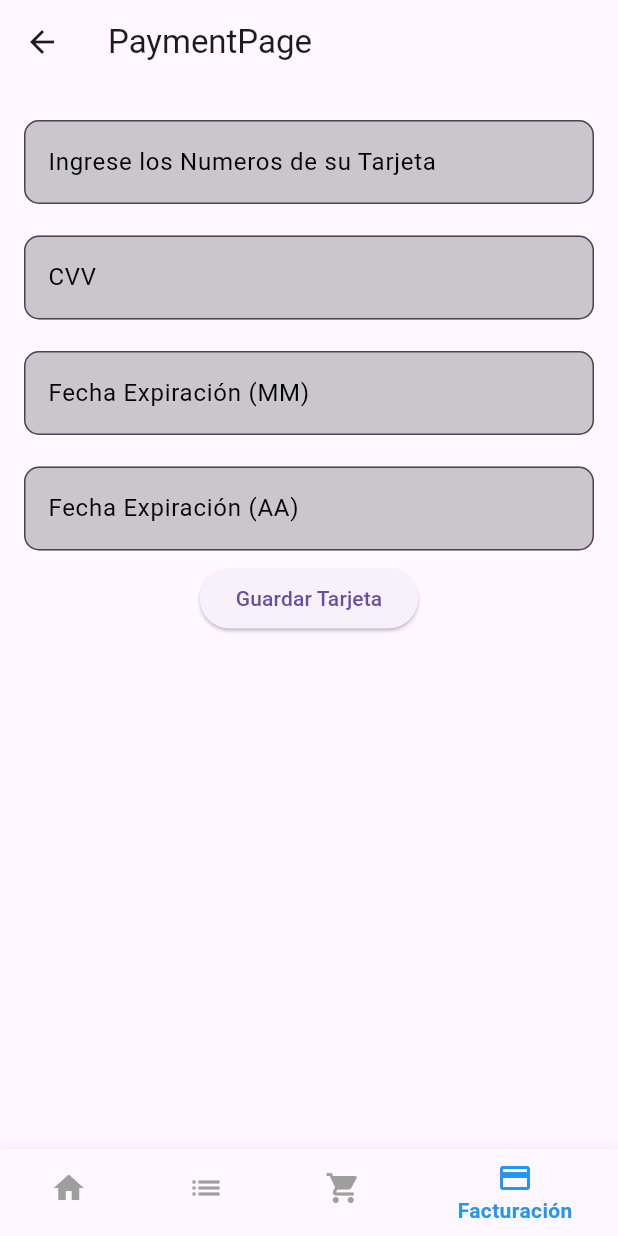
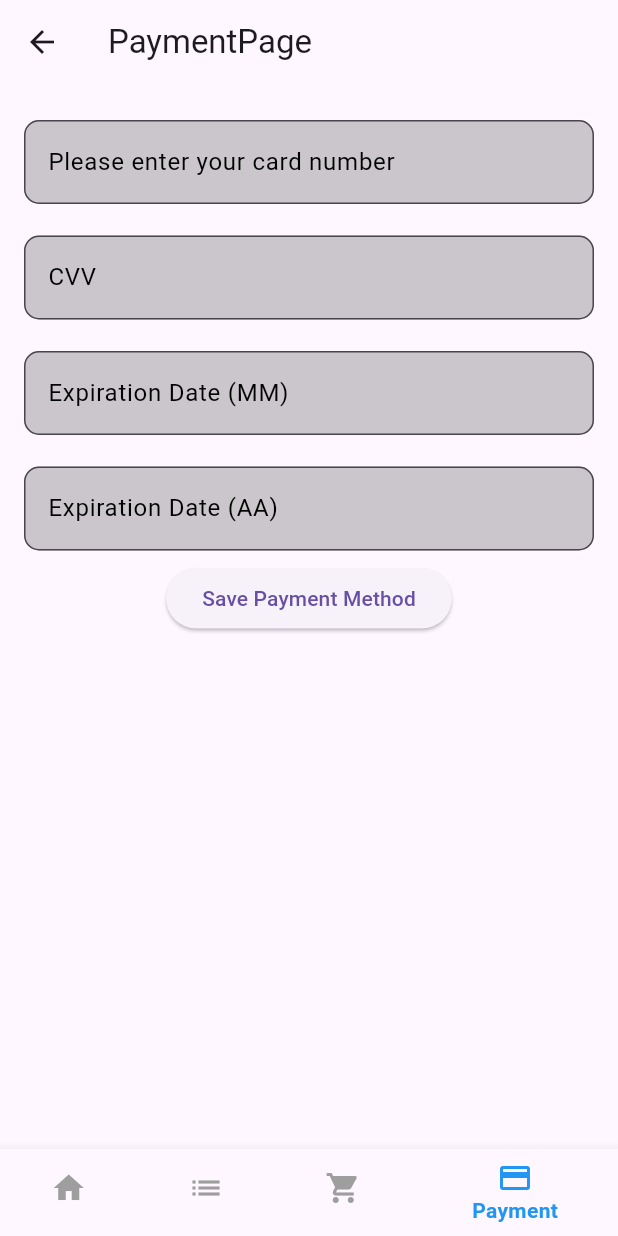
Before and after one commit to ctrejom/Projecto-3ra-Unidad-IS513-UNAHVS, a Flutter app: the PaymentPage screen opened by its route, on a phone screen of 412 x 824 dp. Run offline on Flutter 3.47's test engine with Material 3 defaults, Android fonts, the phone set to English and light mode, and no system bars; network calls fail.

Commit message:
Cambio total especifico de idioma a Ingles. Todo: Errores, Values, y demas.

```diff
--- a/lib/Widgets/NavigationBarCustom.dart
+++ b/lib/Widgets/NavigationBarCustom.dart
@@ -23,19 +23,19 @@ class NavigationBarCustom extends StatelessWidget {
       items: const <BottomNavigationBarItem>[
         BottomNavigationBarItem(
           icon: Icon(Icons.home),
-          label: 'Inicio',
+          label: 'Home',
         ),
         BottomNavigationBarItem(
           icon: Icon(Icons.list),
-          label: 'Mis Pedidos',
+          label: 'My Orders',
         ),
         BottomNavigationBarItem(
           icon: Icon(Icons.shopping_cart),
-          label: 'Carrito',
+          label: 'Cart',
         ),
         BottomNavigationBarItem(
           icon: Icon(Icons.payment),
-          label: 'Facturación',
+          label: 'Payment',
         ),
       ],
     );
--- a/lib/cart_page.dart
+++ b/lib/cart_page.dart
@@ -145,7 +145,7 @@ class _CartPageState extends State<CartPage> {
                                 );
                               }
                             : null,
-                        child: Text('Comprar'),
+                        child: Text('Buy Now'),
                         style: ElevatedButton.styleFrom(
                           padding: EdgeInsets.symmetric(
                               horizontal: 50, vertical: 15),
--- a/lib/category_page.dart
+++ b/lib/category_page.dart
@@ -17,10 +17,10 @@ class CategoryGridPage extends StatelessWidget {
         padding: const EdgeInsets.all(8.0),
         child: GridView.builder(
           gridDelegate: SliverGridDelegateWithFixedCrossAxisCount(
-            crossAxisCount: 2, // Número de columnas
+            crossAxisCount: 2,
             crossAxisSpacing: 10.0,
             mainAxisSpacing: 10.0,
-            childAspectRatio: 1, // Relación de aspecto 1:1 (cuadrado)
+            childAspectRatio: 1,
           ),
           itemCount: products.length,
           itemBuilder: (context, index) {
--- a/lib/main.dart
+++ b/lib/main.dart
@@ -15,11 +15,11 @@ class MyApp extends StatelessWidget {
   Widget build(BuildContext context) {
     return MaterialApp(
       debugShowCheckedModeBanner: false,
-      title: 'Projecto 3ra Unidad',
+      title: 'Online Shopping',
       initialRoute: 'login',
       routes: {
         'login': (context) => LoginPage(),
-        'Registrar': (context) => RegisterPage(),
+        'Register': (context) => RegisterPage(),
         'Home': (context) => HomePage(),
         'Order': (context) => OrderPage(),
         'Cart': (context) => CartPage(),
--- a/lib/payment_page.dart
+++ b/lib/payment_page.dart
@@ -50,18 +50,18 @@ class _PaymentPageState extends State<PaymentPage> {
         child: Padding(
           padding: EdgeInsets.all(16),
           child: Form(
-            key: _formKey, // Asignas la GlobalKey al Form
+            key: _formKey,
             child: Column(
               children: [
                 TextFormCustom(
-                  label: 'Ingrese los Numeros de su Tarjeta',
+                  label: 'Please enter your card number',
                   controller: tarjetaController,
                   keyboardType: TextInputType.number,
                   validator: (valor) {
                     if (valor == null || valor.isEmpty) {
-                      return 'Por favor, ingrese su número de tarjeta';
+                      return 'Please provide your card number';
                     } else if (valor.length != 16) {
-                      return 'El número de la tarjeta debe tener 16 dígitos';
+                      return 'Your card number must be 16 digits';
                     }
                     return null;
                   },
@@ -73,49 +73,49 @@ class _PaymentPageState extends State<PaymentPage> {
                   keyboardType: TextInputType.number,
                   validator: (valor) {
                     if (valor == null || valor.isEmpty) {
-                      return 'Por favor, ingrese su CVV';
+                      return 'Please provide your CVV';
                     } else if (valor.length != 3) {
-                      return 'El CVV debe tener 3 dígitos';
+                      return 'Your CVV must be 3 digits';
                     }
                     return null;
                   },
                 ),
                 SizedBox(height: 5),
                 TextFormCustom(
-                  label: 'Fecha Expiración (MM)',
+                  label: 'Expiration Date (MM)',
                   controller: mesController,
                   keyboardType: TextInputType.number,
                   validator: (valor) {
                     if (valor == null || valor.isEmpty) {
-                      return 'Ingrese un valor';
+                      return 'Please enter a value';
                     }
                     if(valor.length < 1 || valor.length > 2)
                     {
-                      return 'Debe ingresar solo 2 numeros';
+                      return 'Please enter 2 valid digits';
                     }
                     final int? numero = int.tryParse(valor);
                     if (numero == null || numero < 1 || numero > 12) {
-                      return 'Debe ingresar un número del 1 al 12';
+                      return 'Please enter a valid month (i.e. 1-12)';
                     }
                     return null;
                   },
                 ),
                 SizedBox(height: 5),
                 TextFormCustom(
-                  label: 'Fecha Expiración (AA)',
+                  label: 'Expiration Date (AA)',
                   controller: anioController,
                   keyboardType: TextInputType.number,
                   validator: (valor) {
                     if (valor == null || valor.isEmpty) {
-                      return 'Ingrese un valor';
+                      return 'Please enter a value';
                     }
                     if(valor.length < 1 || valor.length > 2)
                     {
-                      return 'Debe ingresar solo 2 numeros';
+                      return 'Please enter 2 valid digits';
                     }
                     final int? numero = int.tryParse(valor);
                     if (numero == null || numero < DateTime.now().year % 100) {
-                      return 'Debe ingresar un año válido';
+                      return 'Please enter a valid year (i.e. >24)';
                     }
                     return null;
                   },
@@ -127,15 +127,15 @@ class _PaymentPageState extends State<PaymentPage> {
                         PaymentPage.hasCreditCard = true;
                       });
                       ScaffoldMessenger.of(context).showSnackBar(
-                        SnackBar(content: Text('Tarjeta registrada exitosamente!')),
+                        SnackBar(content: Text('Payment method added!')),
                       );
                     } else {
                       ScaffoldMessenger.of(context).showSnackBar(
-                        SnackBar(content: Text('Por favor, complete todos los campos correctamente.')),
+                        SnackBar(content: Text('Please enter all the corresponding values.')),
                       );
                     }
                   },
-                  child: Text('Guardar Tarjeta'),
+                  child: Text('Save Payment Method'),
                 ),
               ],
             ),
--- a/lib/search_page.dart
+++ b/lib/search_page.dart
@@ -11,16 +11,16 @@ class SearchPage extends StatelessWidget {
   Widget build(BuildContext context) {
     return Scaffold(
       appBar: AppBar(
-        title: Text('Resultados para "$searchQuery"'),
+        title: Text('Results for "$searchQuery"'),
       ),
       body: Padding(
         padding: const EdgeInsets.all(8.0),
         child: GridView.builder(
           gridDelegate: SliverGridDelegateWithFixedCrossAxisCount(
-            crossAxisCount: 2, // Número de columnas
+            crossAxisCount: 2,
             crossAxisSpacing: 10.0,
             mainAxisSpacing: 10.0,
-            childAspectRatio: 1, // Relación de aspecto 1:1 (cuadrado)
+            childAspectRatio: 1,
           ),
           itemCount: searchResults.length,
           itemBuilder: (context, index) {
```
Also changed, not shown: lib/home_page.dart (+11 -11 lines).
